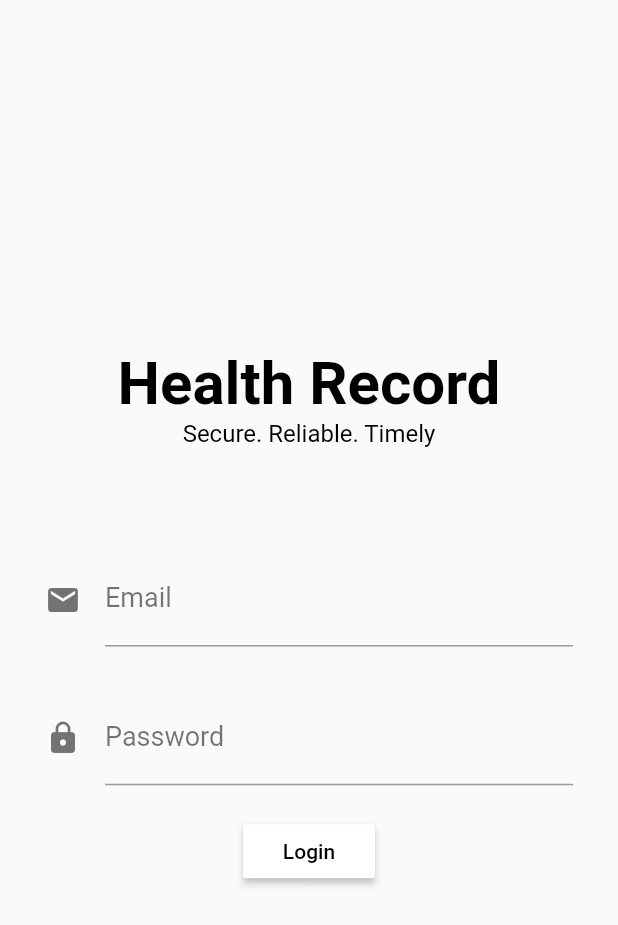
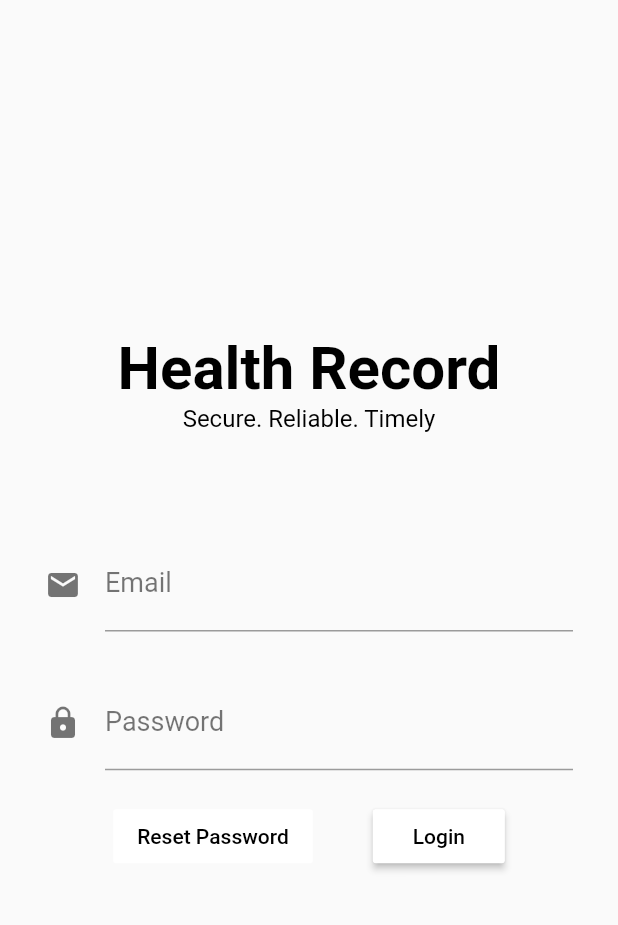
Before and after one commit to RBayor/pocketData, a Flutter app: the screen it shows after launch, after a tap on "Login", after a tap on the "exit to app" icon, on a phone screen of 412 x 824 dp. Shown: the top 925 px of the screen. Run offline on Flutter 3.47's test engine with Material 2 defaults, Android fonts, the phone set to English and light mode, and no system bars.

Commit message:
added reset btn

```diff
--- /dev/null
+++ b/lib/custom/customAppBar.dart
@@ -0,0 +1,19 @@
+import 'package:flutter/material.dart';
+
+AppBar customAppBar(BuildContext context, String title) {
+  return AppBar(
+    centerTitle: true,
+    title: Text("$title"),
+    actions: <Widget>[
+      IconButton(
+        onPressed: () {
+          Navigator.popAndPushNamed(context, "/");
+        },
+        icon: Icon(
+          Icons.exit_to_app,
+          color: Colors.black,
+        ),
+      )
+    ],
+  );
+}
--- a/lib/custom/drawerNav.dart
+++ b/lib/custom/drawerNav.dart
@@ -7,15 +7,22 @@ Drawer drawerNav(BuildContext context) {
       children: <Widget>[
         DrawerHeader(
           child: Column(
-            mainAxisAlignment: MainAxisAlignment.start,
-            crossAxisAlignment: CrossAxisAlignment.start,
+            mainAxisAlignment: MainAxisAlignment.end,
+            crossAxisAlignment: CrossAxisAlignment.end,
             children: <Widget>[
-              Text(
-                'John Doe',
-                style: TextStyle(
-                  fontSize: 30,
+              Card(
+                shape: RoundedRectangleBorder(
+                  borderRadius: BorderRadius.circular(15),
                 ),
-              ),
+                color: Colors.black26,
+                child: Padding(
+                  padding: EdgeInsets.all(3),
+                  child: Text(
+                    'John Doe',
+                    style: TextStyle(fontSize: 20, color: Colors.white),
+                  ),
+                ),
+              )
             ],
           ),
           decoration: BoxDecoration(
@@ -27,7 +34,7 @@ Drawer drawerNav(BuildContext context) {
         ),
         ListTile(
           leading: Icon(
-            Icons.data_usage,
+            Icons.person_outline,
             color: Colors.black,
           ),
           onTap: () {
@@ -41,7 +48,7 @@ Drawer drawerNav(BuildContext context) {
         ListTile(
           // selected: _drawerSelection == DrawerSelection.medical_records,
           leading: Icon(
-            Icons.pie_chart_outlined,
+            Icons.book,
             color: Colors.black,
           ),
           onTap: () {
@@ -54,10 +61,12 @@ Drawer drawerNav(BuildContext context) {
         ),
         ListTile(
           leading: Icon(
-            Icons.book,
+            Icons.pie_chart_outlined,
             color: Colors.black,
           ),
-          onTap: () {},
+          onTap: () {
+            Navigator.of(context).pushReplacementNamed('/log');
+          },
           title: Text(
             'Log Data',
             style: TextStyle(color: Colors.black54),
@@ -68,7 +77,9 @@ Drawer drawerNav(BuildContext context) {
             Icons.local_hospital,
             color: Colors.black,
           ),
-          onTap: () {},
+          onTap: () {
+            Navigator.of(context).pushReplacementNamed('/hospital');
+          },
           title: Text(
             'Hospitals',
             style: TextStyle(color: Colors.black54),
--- a/lib/drawerPages/ice.dart
+++ b/lib/drawerPages/ice.dart
@@ -1,4 +1,5 @@
 import 'package:flutter/material.dart';
+import 'package:pockethealth/custom/customAppBar.dart';
 import 'package:pockethealth/custom/drawerNav.dart';
 
 class ICE extends StatefulWidget {
@@ -10,10 +11,7 @@ class _ICEState extends State<ICE> {
   @override
   Widget build(BuildContext context) {
     return Scaffold(
-      appBar: new AppBar(
-        centerTitle: true,
-        title: Text("ICE Contacts"),
-      ),
+      appBar: customAppBar(context, "ICE"),
       drawer: drawerNav(context),
       body: ListView.builder(
         itemCount: 10,
--- a/lib/home.dart
+++ b/lib/home.dart
@@ -1,4 +1,5 @@
 import 'package:flutter/material.dart';
+import 'package:pockethealth/custom/customAppBar.dart';
 import 'package:pockethealth/custom/drawerNav.dart';
 
 class Home extends StatefulWidget {
@@ -12,21 +13,7 @@ class _HomeState extends State<Home> {
   @override
   Widget build(BuildContext context) {
     return Scaffold(
-      appBar: AppBar(
-        centerTitle: true,
-        title: Text("Bio Data"),
-        actions: <Widget>[
-          IconButton(
-            onPressed: () {
-              Navigator.popAndPushNamed(context, "/");
-            },
-            icon: Icon(
-              Icons.exit_to_app,
-              color: Colors.black,
-            ),
-          )
-        ],
-      ),
+      appBar: customAppBar(context, "Bio Data"),
       drawer: drawerNav(context),
       body: _body(),
     );
--- a/lib/login.dart
+++ b/lib/login.dart
@@ -71,7 +71,14 @@ class _LoginState extends State<Login> {
             ),
             _emailField(),
             _passField(),
-            _loginBtn()
+            Row(
+              mainAxisAlignment: MainAxisAlignment.center,
+              mainAxisSize: MainAxisSize.min,
+              children: <Widget>[
+                _resetPassBtn(),
+                _loginBtn(),
+              ],
+            )
           ],
         ),
       ),
@@ -80,11 +87,29 @@ class _LoginState extends State<Login> {
 
   _loginBtn() {
     return Padding(
-      padding: EdgeInsets.only(top: 20),
+      padding: EdgeInsets.all(20),
       child: RaisedButton(
         color: Colors.white,
         child: Text(
           "Login",
+          style: TextStyle(
+            color: Colors.black,
+          ),
+        ),
+        onPressed: () {
+          Navigator.of(context).pushReplacementNamed("/home");
+        },
+      ),
+    );
+  }
+
+  _resetPassBtn() {
+    return Padding(
+      padding: EdgeInsets.all(20),
+      child: FlatButton(
+        color: Colors.white,
+        child: Text(
+          "Reset Password",
           style: TextStyle(
             color: Colors.black,
           ),
--- a/lib/main.dart
+++ b/lib/main.dart
@@ -1,5 +1,7 @@
 import 'package:flutter/material.dart';
+import 'package:pockethealth/drawerPages/hospital.dart';
 import 'package:pockethealth/drawerPages/ice.dart';
+import 'package:pockethealth/drawerPages/log.dart';
 import 'package:pockethealth/drawerPages/records.dart';
 import 'package:pockethealth/home.dart';
 import 'package:pockethealth/login.dart';
@@ -12,7 +14,9 @@ void main() => runApp(
           '/': (context) => Login(),
           '/home': (context) => Home(),
           '/records': (context) => Records(),
-          '/ice': (context) => ICE()
+          '/ice': (context) => ICE(),
+          '/log': (context) => LogData(),
+          '/hospital': (context) => Hospital(),
         },
         theme: ThemeData(
           primaryColor: Colors.white,
```
Also changed, not shown: lib/drawerPages/hospital.dart (added, +13 -0 lines), lib/drawerPages/log.dart (added, +18 -0 lines), lib/drawerPages/records.dart (+2 -10 lines), 3 other files.
